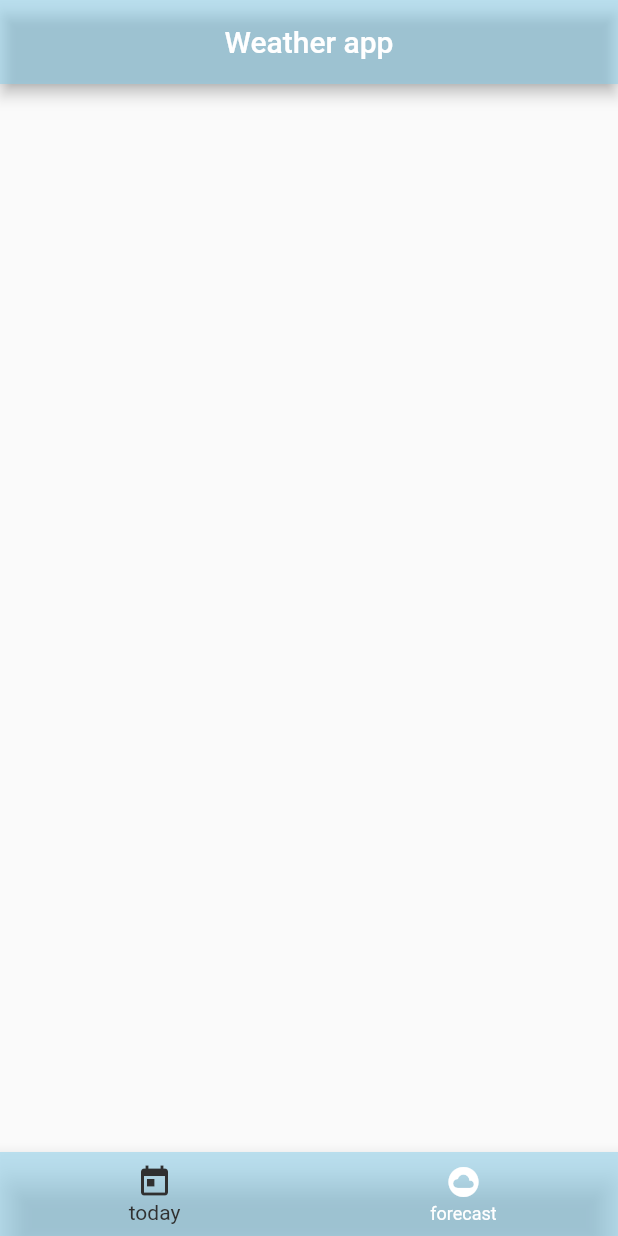
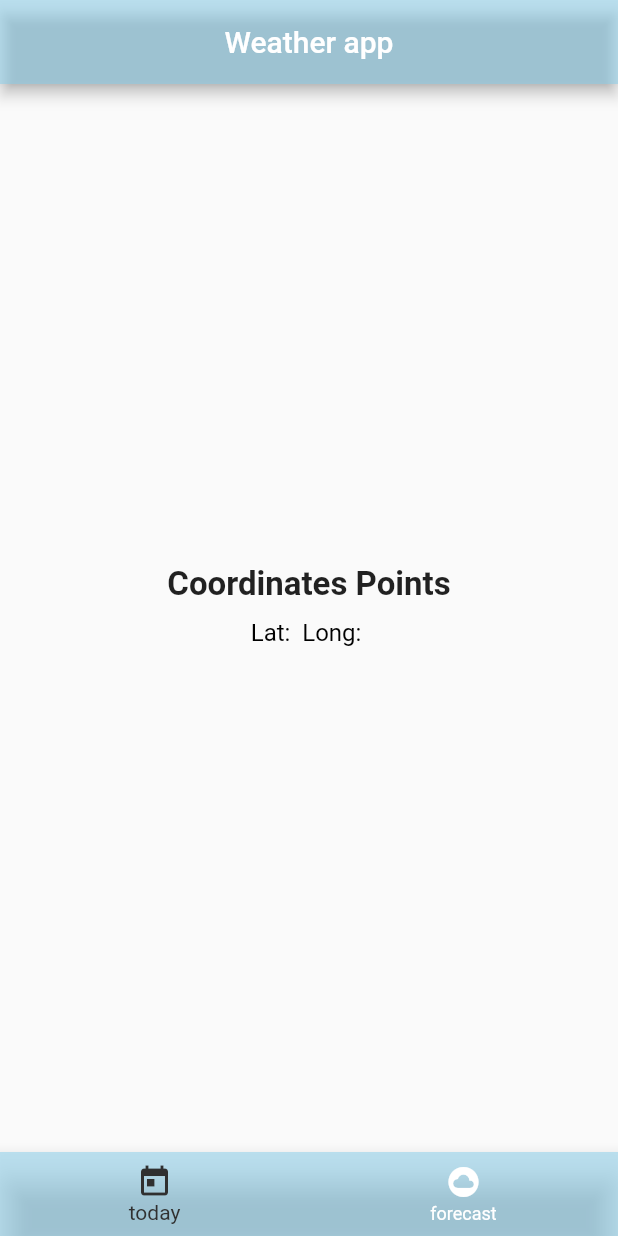
Before and after one commit to noodlyfuzz/weather_app, a Flutter app: the screen it shows after launch, on a phone screen of 412 x 824 dp. Run offline on Flutter 3.47's test engine with Material 2 defaults, Android fonts, the phone set to English and light mode, and no system bars; our stand-ins replace geolocator.

Commit message:
added geolocation method

```diff
--- /dev/null
+++ b/lib/MainScreen/geolocation.dart
@@ -0,0 +1,82 @@
+import 'package:flutter/material.dart';
+import 'package:geolocator/geolocator.dart';
+
+class GeolocationWidget extends StatelessWidget {
+  // This widget is the root of your application.
+  @override
+  Widget build(BuildContext context) {
+    return MaterialApp(
+      title: 'Geolcation',
+      home: Homepage(),
+    );
+  }
+}
+
+class Homepage extends StatefulWidget {
+  const Homepage({Key? key}) : super(key: key);
+
+  @override
+  _HomepageState createState() => _HomepageState();
+}
+
+class _HomepageState extends State<Homepage> {
+  String lat = '';
+  String long = '';
+  @override
+  void initState() {
+    super.initState();
+    getLocation();
+  }
+
+  Future<Position> _getGeoLocationPosition() async {
+    bool serviceEnabled;
+    LocationPermission permission;
+
+    serviceEnabled = await Geolocator.isLocationServiceEnabled();
+    if (!serviceEnabled) {
+      await Geolocator.openLocationSettings();
+      return Future.error('Location services are disabled.');
+    }
+
+    permission = await Geolocator.checkPermission();
+    if (permission == LocationPermission.denied) {
+      permission = await Geolocator.requestPermission();
+      if (permission == LocationPermission.denied) {
+        return Future.error('Location permissions are denied');
+      }
+    }
+
+    if (permission == LocationPermission.deniedForever) {
+      return Future.error(
+          'Location permissions are permanently denied, we cannot request permissions.');
+    }
+
+    return await Geolocator.getCurrentPosition(
+        desiredAccuracy: LocationAccuracy.high);
+  }
+
+  void getLocation() async {
+    Position position = await _getGeoLocationPosition();
+    lat = '${position.latitude}';
+    long = '${position.longitude}';
+  }
+
+  @override
+  Widget build(BuildContext context) {
+    return Scaffold(
+      body: Center(
+        child: Column(
+          mainAxisAlignment: MainAxisAlignment.center,
+          children: [
+            Text('Coordinates Points',
+                style: TextStyle(fontSize: 22, fontWeight: FontWeight.bold)),
+            SizedBox(height: 10),
+            Text('Lat: $lat' + ' Long: $long',
+                style: TextStyle(color: Colors.black, fontSize: 16)),
+            Text(lat + long),
+          ],
+        ),
+      ),
+    );
+  }
+}
--- a/lib/MainScreen/main_screen.dart
+++ b/lib/MainScreen/main_screen.dart
@@ -1,4 +1,5 @@
 import 'package:flutter/material.dart';
+import 'package:weather_app/MainScreen/geolocation.dart';
 
 class MainScreenWidget extends StatefulWidget {
   const MainScreenWidget({Key? key}) : super(key: key);
@@ -40,6 +41,7 @@ class _MainScreenWidgetState extends State<MainScreenWidget> {
         body: IndexedStack(
           index: _selectedTab,
           children: [
+            GeolocationWidget(),
             // ThisDayWidget(),
             // ForecastWidget(),
           ],
--- a/pubspec.yaml
+++ b/pubspec.yaml
@@ -29,12 +29,12 @@ environment:
 dependencies:
   flutter:
     sdk: flutter
+  geolocator: ^8.1.1
 
 
   # The following adds the Cupertino Icons font to your application.
   # Use with the CupertinoIcons class for iOS style icons.
   cupertino_icons: ^1.0.2
-  geolocator: ^8.1.1
 
 dev_dependencies:
   flutter_test:
```
Also changed, not shown: pubspec.lock, 4 other files.
